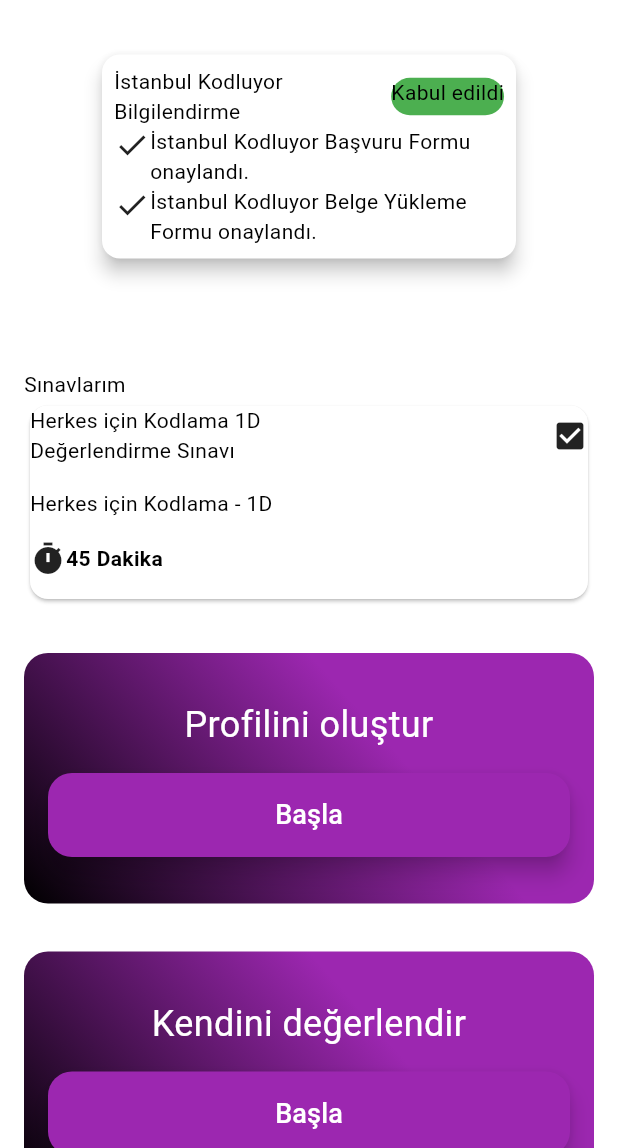
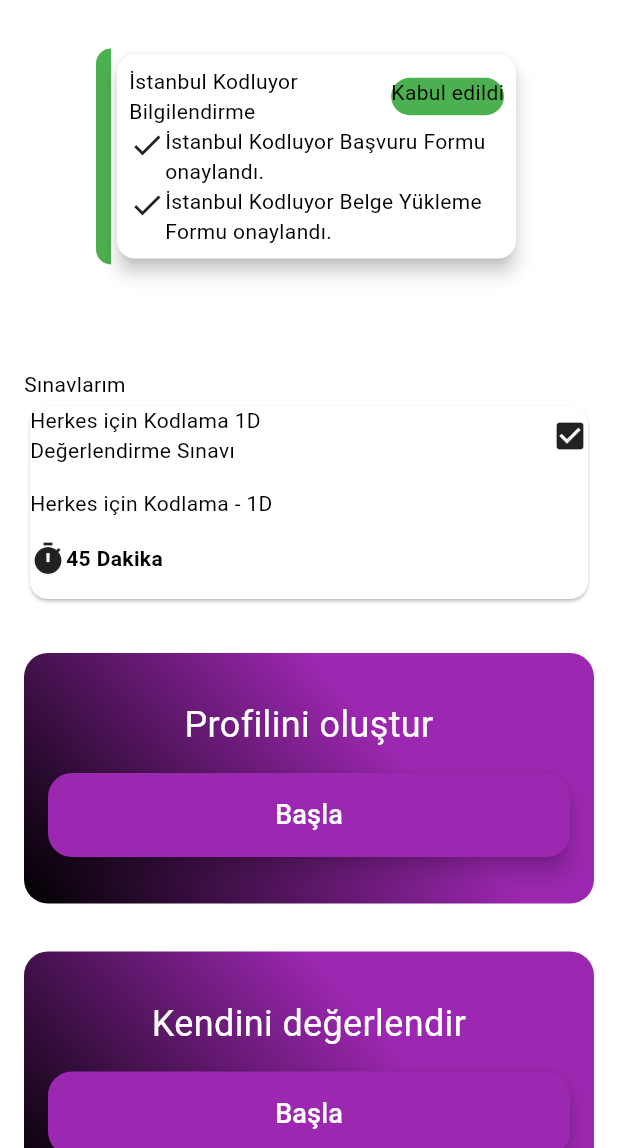
Before and after one commit to berkeercin/tobetomobileapp, a Flutter app: the HomeScreen screen opened directly, scrolled down 576 dp, on a phone screen of 412 x 824 dp, the part 88-1236 px from its top. Run offline on Flutter 3.47's test engine with Material 3 defaults, Android fonts, the phone set to English and light mode, and no system bars; our stand-ins replace flutter_riverpod.

Commit message:
21.12.2023 tarihli 3. Proje İsteri

```diff
--- a/lib/screens/home_screen.dart
+++ b/lib/screens/home_screen.dart
@@ -49,6 +49,12 @@
 
   Widget container1 = Padding(
     padding: const EdgeInsets.all(16.0),
+    child: Container(
+      decoration: BoxDecoration(
+          border: Border(
+            left: BorderSide(color: Colors.green, width: 10),
+          ),
+          borderRadius: BorderRadius.circular(10)),
       child: Card(
         elevation: 5,
         child: Padding(
@@ -60,7 +66,10 @@
                 children: [
                   Column(
                     crossAxisAlignment: CrossAxisAlignment.start,
-                  children: [Text("İstanbul Kodluyor"), Text("Bilgilendirme")],
+                    children: [
+                      Text("İstanbul Kodluyor"),
+                      Text("Bilgilendirme")
+                    ],
                   ),
                   Container(
                     height: 25,
@@ -107,6 +116,7 @@
                 ],
               ),
             ],
+          ),
         ),
       ),
     ),
```
Lines whose indentation alone changed are shown as unchanged.
